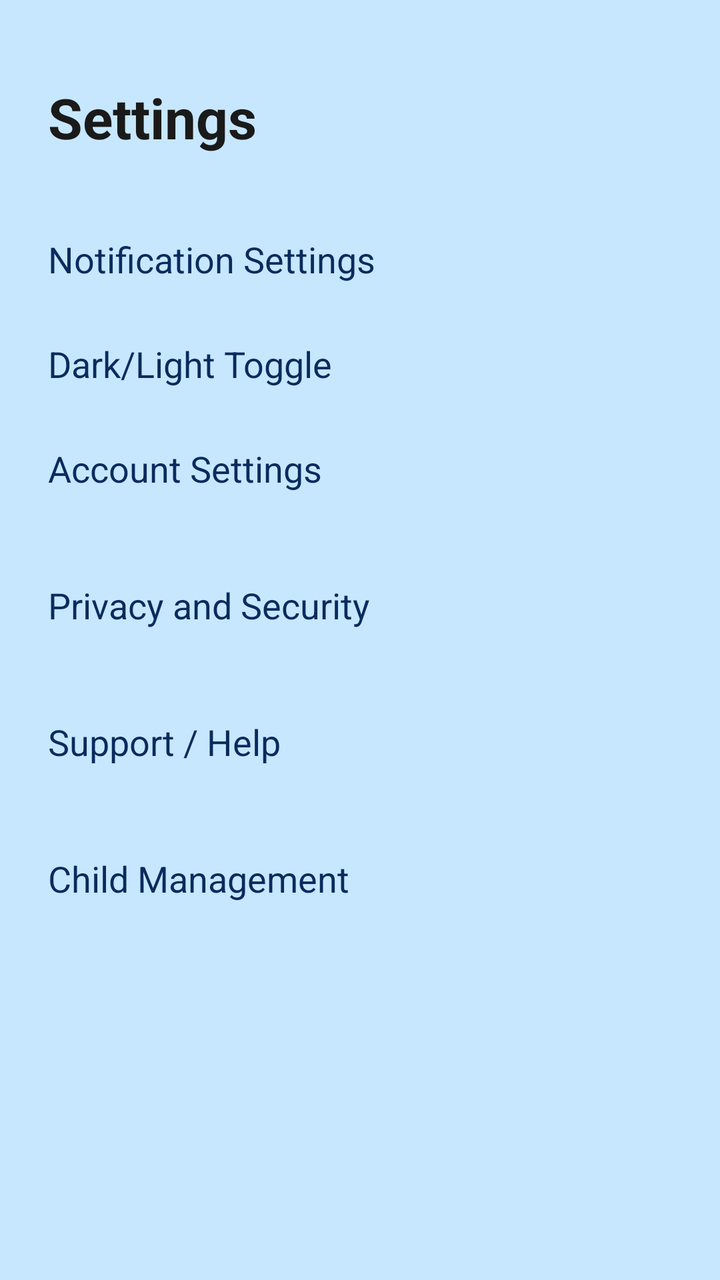
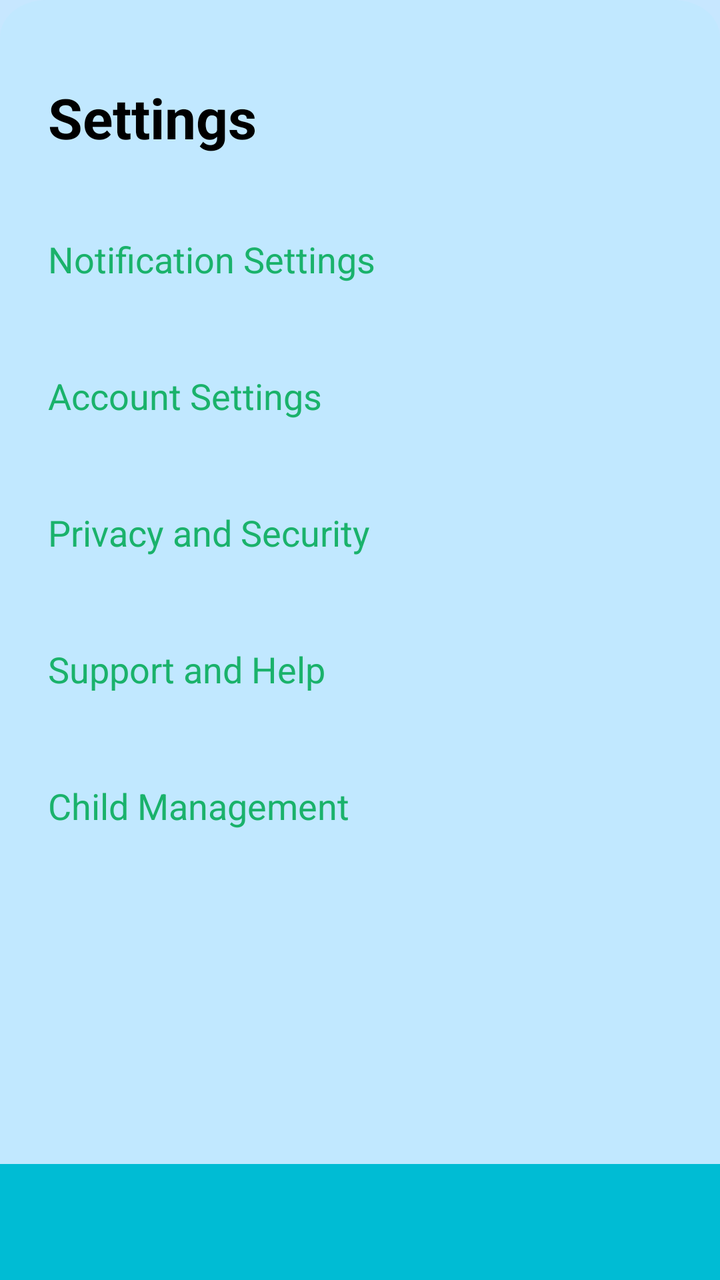

An Android layout rendered at two revisions. The XML below is the earlier revision; the diff shows what the commit changed to produce the second picture.
<!-- AndroidManifest.xml: application theme Theme.NurtureNest -->
<!-- res/layout/fragment_settings.xml -->
<androidx.constraintlayout.widget.ConstraintLayout
    xmlns:android="http://schemas.android.com/apk/res/android"
    xmlns:app="http://schemas.android.com/apk/res-auto"
    xmlns:tools="http://schemas.android.com/tools"
    android:layout_width="match_parent"
    android:layout_height="match_parent"
    android:background="?attr/colorBackground"
    tools:context=".fragments.SettingsFragment">

    
    <ScrollView
        android:id="@+id/scroll_container"
        android:layout_width="0dp"
        android:layout_height="0dp"
        android:fillViewport="true"
        app:layout_constraintTop_toTopOf="parent"
        app:layout_constraintBottom_toBottomOf="parent"
        app:layout_constraintStart_toStartOf="parent"
        app:layout_constraintEnd_toEndOf="parent">

        <androidx.constraintlayout.widget.ConstraintLayout
            android:id="@+id/main_content"
            android:layout_width="match_parent"
            android:layout_height="wrap_content"
            android:paddingBottom="24dp">

            
            <TextView
                android:id="@+id/tvSettingsTitle"
                android:layout_width="wrap_content"
                android:layout_height="wrap_content"
                android:text="Settings"
                android:textSize="28sp"
                android:textStyle="bold"
                android:textColor="?attr/colorOnBackground"
                android:layout_marginTop="40dp"
                android:layout_marginStart="24dp"
                app:layout_constraintTop_toTopOf="parent"
                app:layout_constraintStart_toStartOf="parent"/>

            
            <TextView
                android:id="@+id/tvNotificationSettings"
                android:layout_width="0dp"
                android:layout_height="wrap_content"
                android:text="Notification Settings"
                android:textSize="18sp"
                android:textColor="?attr/colorPrimary"
                android:clickable="true"
                android:focusable="true"
                android:paddingVertical="16dp"
                android:background="?attr/selectableItemBackground"
                android:layout_marginStart="24dp"
                android:layout_marginEnd="24dp"
                android:layout_marginTop="24dp"
                app:layout_constraintTop_toBottomOf="@id/tvSettingsTitle"
                app:layout_constraintStart_toStartOf="parent"
                app:layout_constraintEnd_toEndOf="parent"/>

            
            <TextView
                android:id="@+id/tvThemeSettings"
                android:layout_width="wrap_content"
                android:layout_height="wrap_content"
                android:text="Dark/Light Toggle"
                android:textSize="18sp"
                android:textColor="?attr/colorPrimary"
                android:layout_marginStart="24dp"
                android:layout_marginTop="12dp"
                app:layout_constraintTop_toBottomOf="@id/tvNotificationSettings"
                app:layout_constraintStart_toStartOf="parent"/>

            
            <TextView
                android:id="@+id/tvAccountSettings"
                android:layout_width="0dp"
                android:layout_height="wrap_content"
                android:text="Account Settings"
                android:textSize="18sp"
                android:textColor="?attr/colorPrimary"
                android:clickable="true"
                android:focusable="true"
                android:paddingVertical="16dp"
                android:background="?attr/selectableItemBackground"
                android:layout_marginStart="24dp"
                android:layout_marginEnd="24dp"
                android:layout_marginTop="12dp"
                app:layout_constraintTop_toBottomOf="@id/tvThemeSettings"
                app:layout_constraintStart_toStartOf="parent"
                app:layout_constraintEnd_toEndOf="parent"/>

            
            <TextView
                android:id="@+id/tvPrivacySecurity"
                android:layout_width="0dp"
                android:layout_height="wrap_content"
                android:text="Privacy and Security"
                android:textSize="18sp"
                android:textColor="?attr/colorPrimary"
                android:clickable="true"
                android:focusable="true"
                android:paddingVertical="16dp"
                android:background="?attr/selectableItemBackground"
                android:layout_marginStart="24dp"
                android:layout_marginEnd="24dp"
                android:layout_marginTop="12dp"
                app:layout_constraintTop_toBottomOf="@id/tvAccountSettings"
                app:layout_constraintStart_toStartOf="parent"
                app:layout_constraintEnd_toEndOf="parent"/>

            
            <TextView
                android:id="@+id/tvSupportHelp"
                android:layout_width="0dp"
                android:layout_height="wrap_content"
                android:text="Support / Help"
                android:textSize="18sp"
                android:textColor="?attr/colorPrimary"
                android:clickable="true"
                android:focusable="true"
                android:paddingVertical="16dp"
                android:background="?attr/selectableItemBackground"
                android:layout_marginStart="24dp"
                android:layout_marginEnd="24dp"
                android:layout_marginTop="12dp"
                app:layout_constraintTop_toBottomOf="@id/tvPrivacySecurity"
                app:layout_constraintStart_toStartOf="parent"
                app:layout_constraintEnd_toEndOf="parent"/>

            
            <TextView
                android:id="@+id/tvChildManagement"
                android:layout_width="0dp"
                android:layout_height="wrap_content"
                android:text="Child Management"
                android:textSize="18sp"
                android:textColor="?attr/colorPrimary"
                android:clickable="true"
                android:focusable="true"
                android:paddingVertical="16dp"
                android:background="?attr/selectableItemBackground"
                android:layout_marginStart="24dp"
                android:layout_marginEnd="24dp"
                android:layout_marginTop="12dp"
                app:layout_constraintTop_toBottomOf="@id/tvSupportHelp"
                app:layout_constraintStart_toStartOf="parent"
                app:layout_constraintEnd_toEndOf="parent"/>

        </androidx.constraintlayout.widget.ConstraintLayout>

    </ScrollView>

</androidx.constraintlayout.widget.ConstraintLayout>
<!-- resources referenced by this layout -->
<resources>
  <style name="Theme.NurtureNest" parent="Theme.MaterialComponents.DayNight.NoActionBar">
          <item name="colorPrimary">#0A2B5D</item>
          <item name="colorOnPrimary">#FFFFFF</item>
          <item name="colorSurface">#000000</item>
          <item name="colorOnSurface">#FFFFFF</item>
          <item name="colorBackground">#C7E7FF</item>
          <item name="colorOnBackground">#1A1A1A</item>
          <item name="android:windowBackground">#C7E7FF</item>
      </style>
</resources>

<!-- the commit's change to res/layout/fragment_settings.xml (unified diff, before → after) -->
@@ -4,150 +4,138 @@
     xmlns:tools="http://schemas.android.com/tools"
     android:layout_width="match_parent"
     android:layout_height="match_parent"
-    android:background="?attr/colorBackground"
+    android:background="@drawable/reg"
     tools:context=".fragments.SettingsFragment">
 
     
-    <ScrollView
-        android:id="@+id/scroll_container"
+    <androidx.constraintlayout.widget.ConstraintLayout
+        android:id="@+id/main_content"
         android:layout_width="0dp"
         android:layout_height="0dp"
-        android:fillViewport="true"
         app:layout_constraintTop_toTopOf="parent"
-        app:layout_constraintBottom_toBottomOf="parent"
+        app:layout_constraintBottom_toTopOf="@id/bottom_bar"
         app:layout_constraintStart_toStartOf="parent"
         app:layout_constraintEnd_toEndOf="parent">
 
-        <androidx.constraintlayout.widget.ConstraintLayout
-            android:id="@+id/main_content"
-            android:layout_width="match_parent"
+        
+        <TextView
+            android:id="@+id/tvSettingsTitle"
+            android:layout_width="wrap_content"
             android:layout_height="wrap_content"
-            android:paddingBottom="24dp">
+            android:text="Settings"
+            android:textSize="28sp"
+            android:textStyle="bold"
+            android:textColor="#000000"
+            android:layout_marginTop="40dp"
+            android:layout_marginStart="24dp"
+            app:layout_constraintTop_toTopOf="parent"
+            app:layout_constraintStart_toStartOf="parent"/>
 
-            
-            <TextView
-                android:id="@+id/tvSettingsTitle"
-                android:layout_width="wrap_content"
-                android:layout_height="wrap_content"
-                android:text="Settings"
-                android:textSize="28sp"
-                android:textStyle="bold"
-                android:textColor="?attr/colorOnBackground"
-                android:layout_marginTop="40dp"
-                android:layout_marginStart="24dp"
-                app:layout_constraintTop_toTopOf="parent"
-                app:layout_constraintStart_toStartOf="parent"/>
+        
+        <TextView
+            android:id="@+id/tvNotificationSettings"
+            android:layout_width="0dp"
+            android:layout_height="wrap_content"
+            android:text="Notification Settings"
+            android:textSize="18sp"
+            android:textColor="#1AB26B"
+            android:clickable="true"
+            android:focusable="true"
+            android:paddingVertical="16dp"
+            android:background="?attr/selectableItemBackground"
+            app:layout_constraintTop_toBottomOf="@id/tvSettingsTitle"
+            app:layout_constraintStart_toStartOf="parent"
+            app:layout_constraintEnd_toEndOf="parent"
+            android:layout_marginStart="24dp"
+            android:layout_marginEnd="24dp"
+            android:layout_marginTop="24dp"/>
 
-            
-            <TextView
-                android:id="@+id/tvNotificationSettings"
-                android:layout_width="0dp"
-                android:layout_height="wrap_content"
-                android:text="Notification Settings"
-                android:textSize="18sp"
-                android:textColor="?attr/colorPrimary"
-                android:clickable="true"
-                android:focusable="true"
-                android:paddingVertical="16dp"
-                android:background="?attr/selectableItemBackground"
-                android:layout_marginStart="24dp"
-                android:layout_marginEnd="24dp"
-                android:layout_marginTop="24dp"
-                app:layout_constraintTop_toBottomOf="@id/tvSettingsTitle"
-                app:layout_constraintStart_toStartOf="parent"
-                app:layout_constraintEnd_toEndOf="parent"/>
+        
+        <TextView
+            android:id="@+id/tvAccountSettings"
+            android:layout_width="0dp"
+            android:layout_height="wrap_content"
+            android:text="Account Settings"
+            android:textSize="18sp"
+            android:textColor="#1AB26B"
+            android:clickable="true"
+            android:focusable="true"
+            android:paddingVertical="16dp"
+            android:background="?attr/selectableItemBackground"
+            app:layout_constraintTop_toBottomOf="@id/tvNotificationSettings"
+            app:layout_constraintStart_toStartOf="parent"
+            app:layout_constraintEnd_toEndOf="parent"
+            android:layout_marginStart="24dp"
+            android:layout_marginEnd="24dp"
+            android:layout_marginTop="12dp"/>
 
-            
-            <TextView
-                android:id="@+id/tvThemeSettings"
-                android:layout_width="wrap_content"
-                android:layout_height="wrap_content"
-                android:text="Dark/Light Toggle"
-                android:textSize="18sp"
-                android:textColor="?attr/colorPrimary"
-                android:layout_marginStart="24dp"
-                android:layout_marginTop="12dp"
-                app:layout_constraintTop_toBottomOf="@id/tvNotificationSettings"
-                app:layout_constraintStart_toStartOf="parent"/>
+        
+        <TextView
+            android:id="@+id/tvPrivacySecurity"
+            android:layout_width="0dp"
+            android:layout_height="wrap_content"
+            android:text="Privacy and Security"
+            android:textSize="18sp"
+            android:textColor="#1AB26B"
+            android:clickable="true"
+            android:focusable="true"
+            android:paddingVertical="16dp"
+            android:background="?attr/selectableItemBackground"
+            app:layout_constraintTop_toBottomOf="@id/tvAccountSettings"
+            app:layout_constraintStart_toStartOf="parent"
+            app:layout_constraintEnd_toEndOf="parent"
+            android:layout_marginStart="24dp"
+            android:layout_marginEnd="24dp"
+            android:layout_marginTop="12dp"/>
 
-            
-            <TextView
-                android:id="@+id/tvAccountSettings"
-                android:layout_width="0dp"
-                android:layout_height="wrap_content"
-                android:text="Account Settings"
-                android:textSize="18sp"
-                android:textColor="?attr/colorPrimary"
-                android:clickable="true"
-                android:focusable="true"
-                android:paddingVertical="16dp"
-                android:background="?attr/selectableItemBackground"
-                android:layout_marginStart="24dp"
-                android:layout_marginEnd="24dp"
-                android:layout_marginTop="12dp"
-                app:layout_constraintTop_toBottomOf="@id/tvThemeSettings"
-                app:layout_constraintStart_toStartOf="parent"
-                app:layout_constraintEnd_toEndOf="parent"/>
+        
+        <TextView
+            android:id="@+id/tvSupportHelp"
+            android:layout_width="0dp"
+            android:layout_height="wrap_content"
+            android:text="Support and Help"
+            android:textSize="18sp"
+            android:textColor="#1AB26B"
+            android:clickable="true"
+            android:focusable="true"
+            android:paddingVertical="16dp"
+            android:background="?attr/selectableItemBackground"
+            app:layout_constraintTop_toBottomOf="@id/tvPrivacySecurity"
+            app:layout_constraintStart_toStartOf="parent"
+            app:layout_constraintEnd_toEndOf="parent"
+            android:layout_marginStart="24dp"
+            android:layout_marginEnd="24dp"
+            android:layout_marginTop="12dp"/>
 
-            
-            <TextView
-                android:id="@+id/tvPrivacySecurity"
-                android:layout_width="0dp"
-                android:layout_height="wrap_content"
-                android:text="Privacy and Security"
-                android:textSize="18sp"
-                android:textColor="?attr/colorPrimary"
-                android:clickable="true"
-                android:focusable="true"
-                android:paddingVertical="16dp"
-                android:background="?attr/selectableItemBackground"
-                android:layout_marginStart="24dp"
-                android:layout_marginEnd="24dp"
-                android:layout_marginTop="12dp"
-                app:layout_constraintTop_toBottomOf="@id/tvAccountSettings"
-                app:layout_constraintStart_toStartOf="parent"
-                app:layout_constraintEnd_toEndOf="parent"/>
+        
+        <TextView
+            android:id="@+id/tvChildManagement"
+            android:layout_width="0dp"
+            android:layout_height="wrap_content"
+            android:text="Child Management"
+            android:textSize="18sp"
+            android:textColor="#1AB26B"
+            android:clickable="true"
+            android:focusable="true"
+            android:paddingVertical="16dp"
+            android:background="?attr/selectableItemBackground"
+            app:layout_constraintTop_toBottomOf="@id/tvSupportHelp"
+            app:layout_constraintStart_toStartOf="parent"
+            app:layout_constraintEnd_toEndOf="parent"
+            android:layout_marginStart="24dp"
+            android:layout_marginEnd="24dp"
+            android:layout_marginTop="12dp"/>
 
-            
-            <TextView
-                android:id="@+id/tvSupportHelp"
-                android:layout_width="0dp"
-                android:layout_height="wrap_content"
-                android:text="Support / Help"
-                android:textSize="18sp"
-                android:textColor="?attr/colorPrimary"
-                android:clickable="true"
-                android:focusable="true"
-                android:paddingVertical="16dp"
-                android:background="?attr/selectableItemBackground"
-                android:layout_marginStart="24dp"
-                android:layout_marginEnd="24dp"
-                android:layout_marginTop="12dp"
-                app:layout_constraintTop_toBottomOf="@id/tvPrivacySecurity"
-                app:layout_constraintStart_toStartOf="parent"
-                app:layout_constraintEnd_toEndOf="parent"/>
+    </androidx.constraintlayout.widget.ConstraintLayout>
 
-            
-            <TextView
-                android:id="@+id/tvChildManagement"
-                android:layout_width="0dp"
-                android:layout_height="wrap_content"
-                android:text="Child Management"
-                android:textSize="18sp"
-                android:textColor="?attr/colorPrimary"
-                android:clickable="true"
-                android:focusable="true"
-                android:paddingVertical="16dp"
-                android:background="?attr/selectableItemBackground"
-                android:layout_marginStart="24dp"
-                android:layout_marginEnd="24dp"
-                android:layout_marginTop="12dp"
-                app:layout_constraintTop_toBottomOf="@id/tvSupportHelp"
-                app:layout_constraintStart_toStartOf="parent"
-                app:layout_constraintEnd_toEndOf="parent"/>
-
-        </androidx.constraintlayout.widget.ConstraintLayout>
-
-    </ScrollView>
+    
+    <androidx.constraintlayout.widget.ConstraintLayout
+        android:id="@+id/bottom_bar"
+        android:layout_width="0dp"
+        android:layout_height="58dp"
+        android:background="#00BCD4"
+        app:layout_constraintStart_toStartOf="parent"
+        app:layout_constraintEnd_toEndOf="parent"
+        app:layout_constraintBottom_toBottomOf="parent"/>
 
 </androidx.constraintlayout.widget.ConstraintLayout>
<!-- resource entries referenced after the edit -->
@@ -1,5 +1,21 @@
 <!-- resources referenced by this layout -->
 <resources>
+  <!-- drawable reg (drawable) -->
+  <vector xmlns:android="http://schemas.android.com/apk/res/android"
+      android:width="401dp"
+      android:height="896dp"
+      android:viewportWidth="401"
+      android:viewportHeight="896">
+  
+      <group>
+          <clip-path
+              android:pathData="M26 0H375C389.359 0 401 11.6406 401 26V870C401 884.359 389.359 896 375 896H26C11.6406 896 0 884.359 0 870V26C0 11.6406 11.6406 0 26 0Z" />
+  
+          <path
+              android:pathData="M0 0V896H401V0"
+              android:fillColor="#C1E8FF" />
+      </group>
+  </vector>
   <style name="Theme.NurtureNest" parent="Theme.MaterialComponents.DayNight.NoActionBar">
           <item name="colorPrimary">#0A2B5D</item>
           <item name="colorOnPrimary">#FFFFFF</item>
